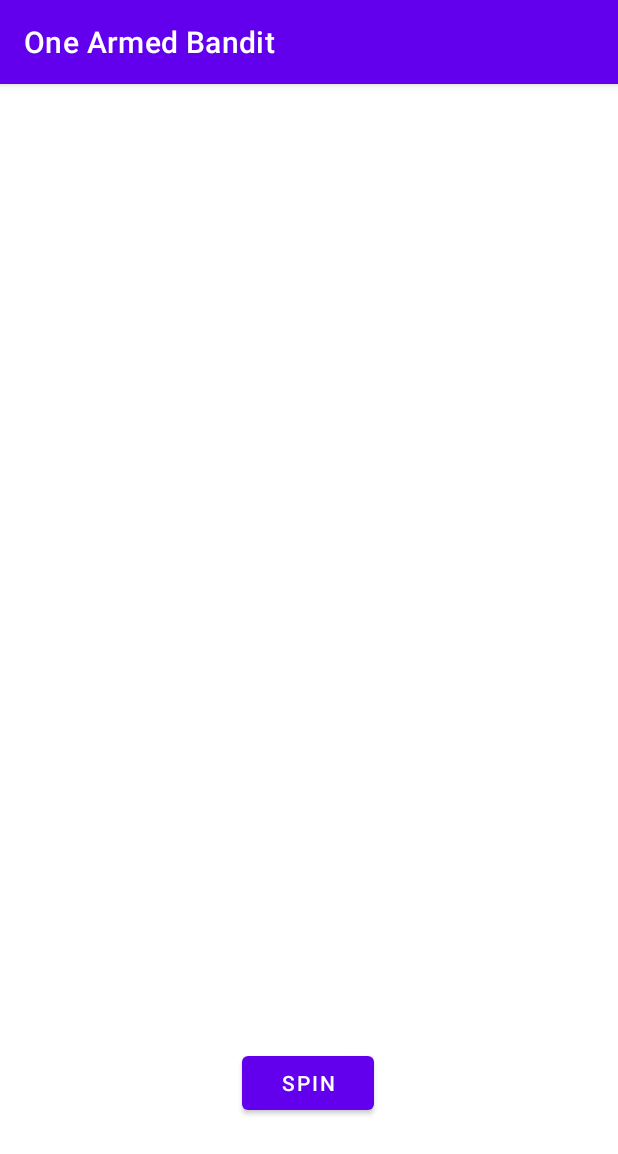
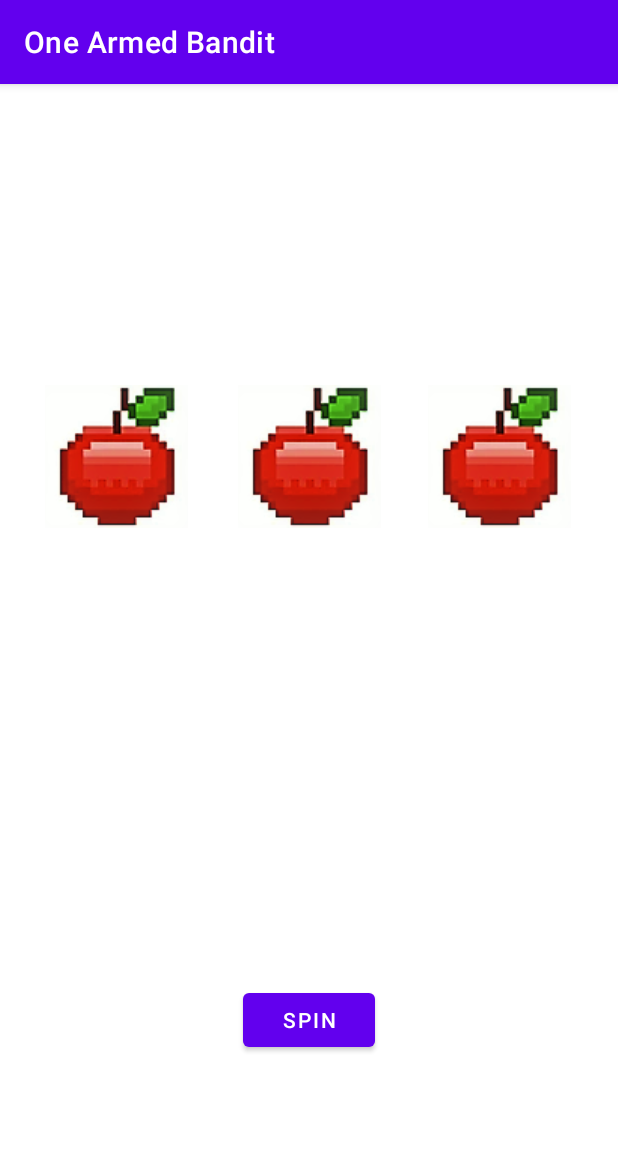
Before and after one commit to ndavido/One_Armed_Bandit, an Android app: the screen it shows after launch (MainActivity), on a phone screen of 412 x 824 dp. Shown: the top 1154 px of the screen. Run offline under Robolectric (Android 15) with nearby library versions, the light colour scheme and no system bars.

Commit message:
Changed layout

```diff
--- a/app/src/main/res/layout/activity_main.xml
+++ b/app/src/main/res/layout/activity_main.xml
@@ -6,49 +6,50 @@
     android:layout_height="match_parent"
     tools:context=".MainActivity">
 
+    <ImageView
+        android:id="@+id/imageView"
+        android:layout_width="wrap_content"
+        android:layout_height="wrap_content"
+        android:layout_marginStart="16dp"
+        android:layout_marginEnd="16dp"
+        app:layout_constraintBottom_toBottomOf="@+id/imageView2"
+        app:layout_constraintEnd_toStartOf="@+id/imageView2"
+        app:layout_constraintHorizontal_bias="0.446"
+        app:layout_constraintStart_toStartOf="parent"
+        app:layout_constraintTop_toTopOf="@+id/imageView2"
+        app:layout_constraintVertical_bias="0.0"
+        app:srcCompat="@drawable/apple_slot_images" />
+
+    <ImageView
+        android:id="@+id/imageView2"
+        android:layout_width="wrap_content"
+        android:layout_height="wrap_content"
+        app:layout_constraintBottom_toBottomOf="parent"
+        app:layout_constraintEnd_toEndOf="parent"
+        app:layout_constraintStart_toStartOf="parent"
+        app:layout_constraintTop_toTopOf="parent"
+        app:layout_constraintVertical_bias="0.298"
+        app:srcCompat="@drawable/apple_slot_images" />
+
+    <ImageView
+        android:id="@+id/imageView3"
+        android:layout_width="wrap_content"
+        android:layout_height="wrap_content"
+        android:layout_marginStart="16dp"
+        android:layout_marginEnd="16dp"
+        app:layout_constraintBottom_toBottomOf="@+id/imageView2"
+        app:layout_constraintEnd_toEndOf="parent"
+        app:layout_constraintStart_toEndOf="@+id/imageView2"
+        app:layout_constraintTop_toTopOf="@+id/imageView2"
+        app:srcCompat="@drawable/apple_slot_images" />
+
     <Button
         android:id="@+id/button"
         android:layout_width="wrap_content"
         android:layout_height="wrap_content"
-        android:layout_marginTop="440dp"
+        android:layout_marginTop="304dp"
         android:text="@string/ReelSpin"
         app:layout_constraintEnd_toEndOf="parent"
-        app:layout_constraintHorizontal_bias="0.497"
         app:layout_constraintStart_toStartOf="parent"
-        app:layout_constraintTop_toBottomOf="@+id/reel_image1" />
-
-    <ImageView
-        android:id="@+id/reel_image1"
-        android:layout_width="120dp"
-        android:layout_height="120dp"
-        app:layout_constraintBottom_toBottomOf="parent"
-        app:layout_constraintEnd_toEndOf="parent"
-        app:layout_constraintHorizontal_bias="0.498"
-        app:layout_constraintStart_toStartOf="parent"
-        app:layout_constraintTop_toTopOf="parent"
-        app:layout_constraintVertical_bias="0.127"
-        tools:srcCompat="@drawable/apple_slot_images" />
-
-    <ImageView
-        android:id="@+id/reel_image2"
-        android:layout_width="120dp"
-        android:layout_height="120dp"
-        android:layout_marginStart="8dp"
-        app:layout_constraintBottom_toBottomOf="parent"
-        app:layout_constraintStart_toEndOf="@+id/reel_image1"
-        app:layout_constraintTop_toTopOf="parent"
-        app:layout_constraintVertical_bias="0.127"
-        tools:srcCompat="@drawable/apple_slot_images" />
-
-    <ImageView
-        android:id="@+id/reel_image3"
-        android:layout_width="120dp"
-        android:layout_height="120dp"
-        android:layout_marginEnd="8dp"
-        app:layout_constraintBottom_toBottomOf="parent"
-        app:layout_constraintEnd_toStartOf="@+id/reel_image1"
-        app:layout_constraintTop_toTopOf="parent"
-        app:layout_constraintVertical_bias="0.127"
-        tools:srcCompat="@drawable/apple_slot_images" />
-
+        app:layout_constraintTop_toBottomOf="@+id/imageView2" />
 </androidx.constraintlayout.widget.ConstraintLayout>
```
